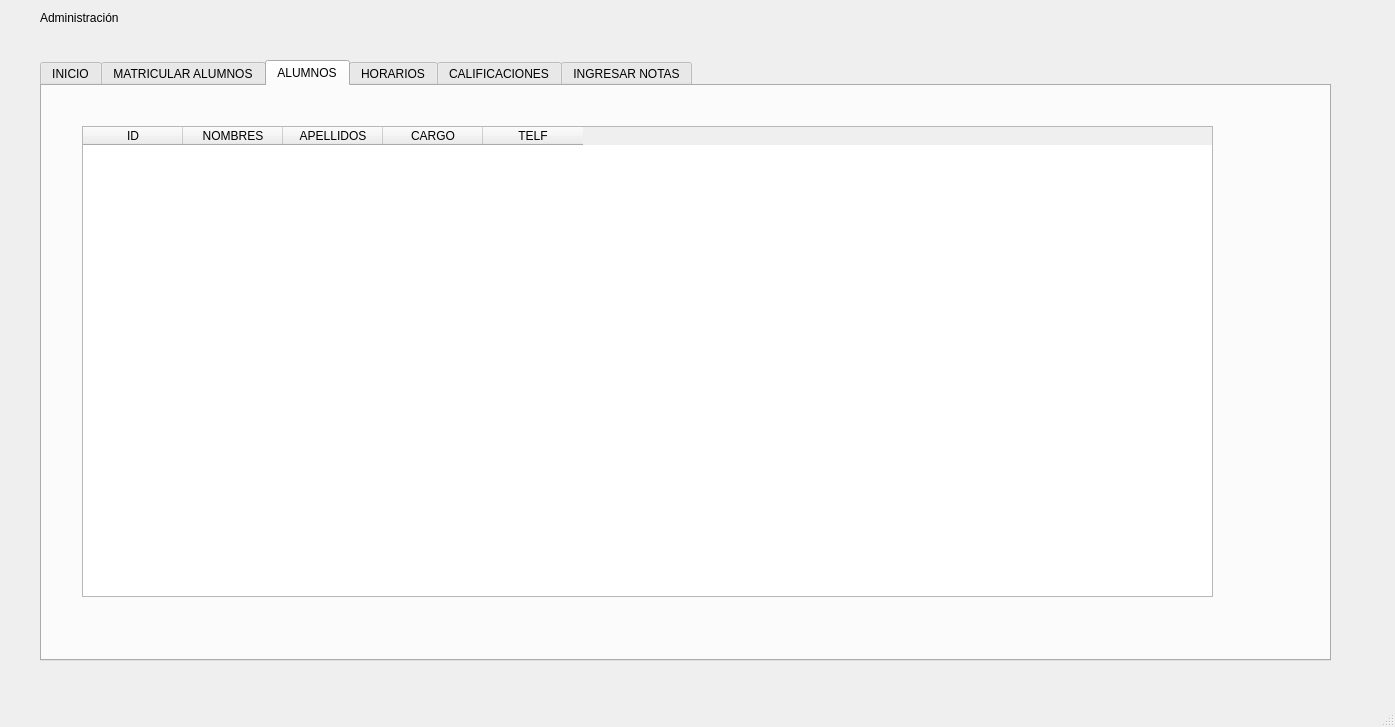
Old version of the form sist_matriculas/adm_window.ui in the repository lehi10/Enrollment-System-with-BDF.
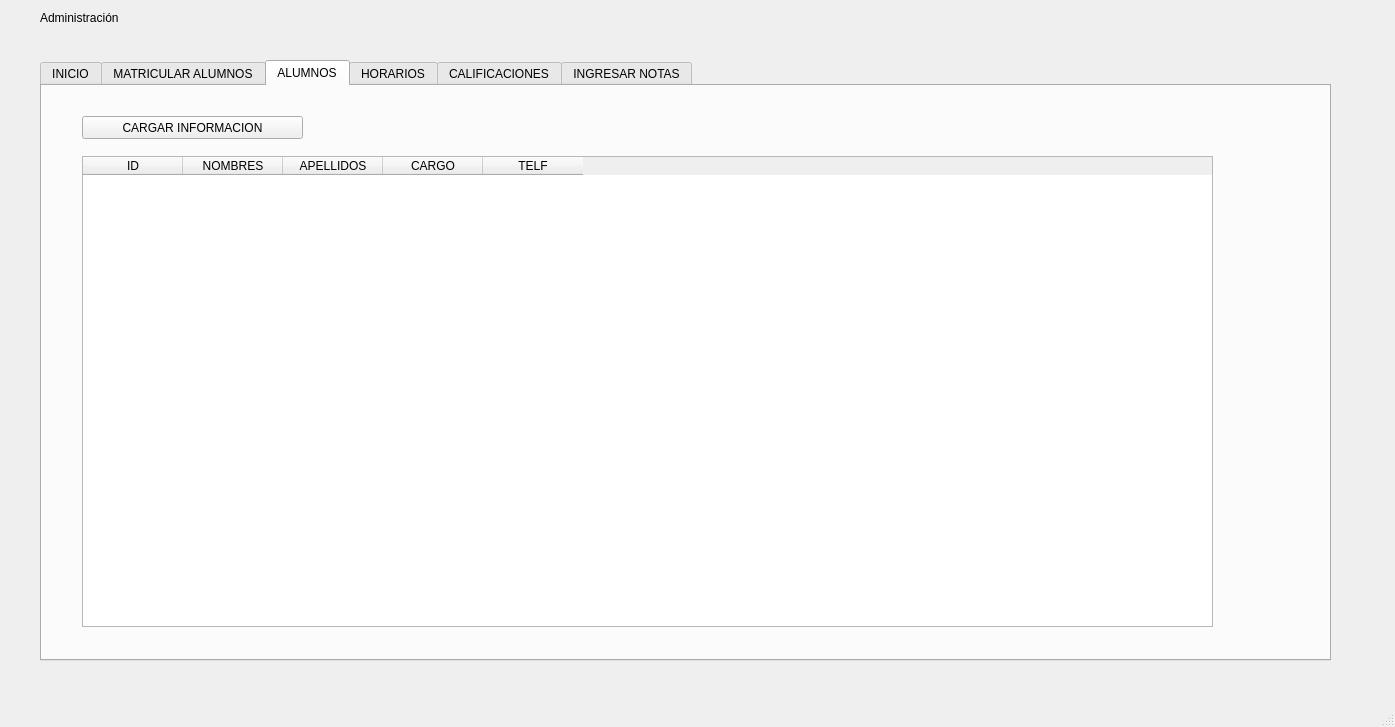
New version of the form. The open tabs and pages were chosen to show the change.

What changed in the file:
```diff
--- a/sist_matriculas/adm_window.ui
+++ b/sist_matriculas/adm_window.ui
@@ -167,7 +167,7 @@
       <property name="geometry">
        <rect>
         <x>40</x>
-        <y>40</y>
+        <y>70</y>
         <width>1131</width>
         <height>471</height>
        </rect>
@@ -198,6 +198,19 @@
        </property>
       </column>
      </widget>
+     <widget class="QPushButton" name="cargar_alumnos">
+      <property name="geometry">
+       <rect>
+        <x>40</x>
+        <y>30</y>
+        <width>221</width>
+        <height>23</height>
+       </rect>
+      </property>
+      <property name="text">
+       <string>CARGAR INFORMACION</string>
+      </property>
+     </widget>
     </widget>
     <widget class="QWidget" name="tab_3">
      <attribute name="title">
```
Left out of the diff: 4 changed lines with no effect on the pictures.
